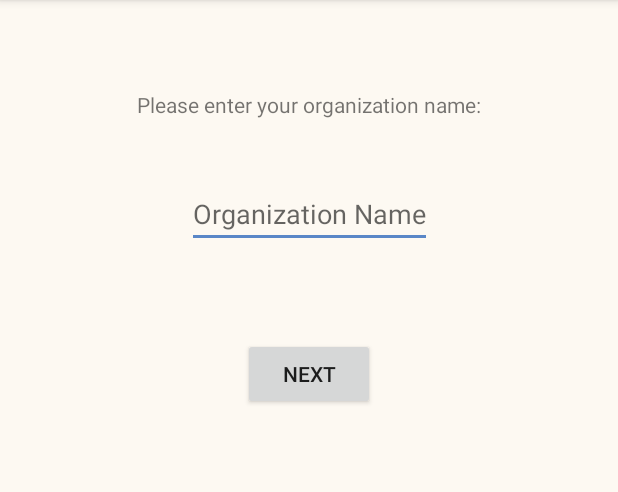
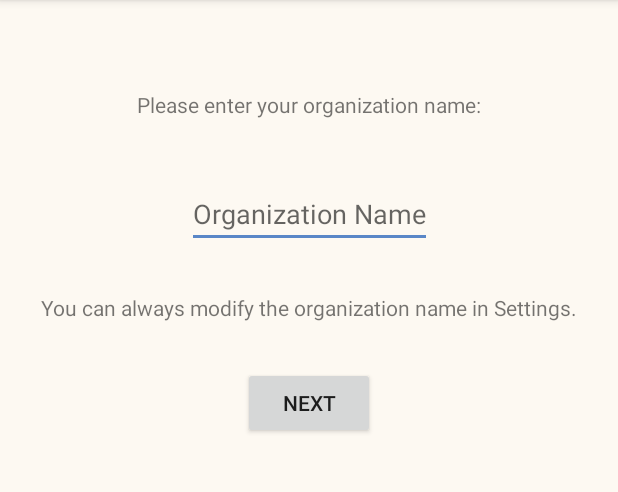
Before and after one commit to prashantnavare/Hospital-Inventory-Manager, an Android app: the screen it shows after launch (OrgNameActivity), on a phone screen of 412 x 824 dp, the part 84-576 px from its top. Run offline under Robolectric (Android 15) with nearby library versions, the phone set to English and light mode, and no system bars; our stand-ins replace AdMob.

Commit message:
beautification effort 6

```diff
--- a/app/src/main/java/com/navare/prashant/hospitalinventory/MainActivity.java
+++ b/app/src/main/java/com/navare/prashant/hospitalinventory/MainActivity.java
@@ -78,6 +78,7 @@ public class MainActivity extends AppCompatActivity {
 
         if (HospitalInventoryApp.getOrgName().isEmpty()) {
             startActivity(new Intent(this, OrgNameActivity.class));
+            finish();
         }
 
         setTitle(HospitalInventoryApp.getOrgName() + " Inventory Manager");
@@ -247,10 +248,16 @@ public class MainActivity extends AppCompatActivity {
         setTitle(HospitalInventoryApp.getOrgName() + " Inventory Manager");
 
         initGridAdapater();
-        if (mAdView != null) {
-            mAdView.resume();
+
+        if (HospitalInventoryApp.isAppPurchased()) {
+            removeAdStuff();
         }
-        doAdsReload();
+        else {
+            if (mAdView != null) {
+                mAdView.resume();
+            }
+            doAdsReload();
+        }
     }
 
     // Called before the activity is destroyed
--- a/app/src/main/java/com/navare/prashant/hospitalinventory/OrgNameActivity.java
+++ b/app/src/main/java/com/navare/prashant/hospitalinventory/OrgNameActivity.java
@@ -1,13 +1,46 @@
 package com.navare.prashant.hospitalinventory;
 
+import android.content.Context;
+import android.content.Intent;
 import android.support.v7.app.AppCompatActivity;
 import android.os.Bundle;
+import android.view.View;
+import android.widget.Button;
+import android.widget.EditText;
+import android.widget.Toast;
+
+import com.google.android.gms.ads.AdView;
 
 public class OrgNameActivity extends AppCompatActivity {
+
+    private EditText    mOrgNameET;
+    private Button      mNextButton;
+    private Context     mContext;
 
     @Override
     protected void onCreate(Bundle savedInstanceState) {
         super.onCreate(savedInstanceState);
         setContentView(R.layout.activity_org_name);
+
+        mContext = this;
+
+        mOrgNameET = (EditText) findViewById(R.id.orgNameET);
+        mNextButton = (Button) findViewById(R.id.nextButton);
+        mNextButton.setOnClickListener(new View.OnClickListener() {
+            @Override
+            public void onClick(View v) {
+                String orgName = mOrgNameET.getText().toString();
+                if (orgName.isEmpty()) {
+                    Toast toast = Toast.makeText(mContext, "Please enter the organization name.", Toast.LENGTH_LONG);
+                    toast.show();
+                    return;
+                }
+
+                HospitalInventoryApp.setOrgName(orgName);
+                startActivity(new Intent(mContext, MainActivity.class));
+                finish();
+            }
+        });
+
     }
 }
--- a/app/src/main/res/layout/activity_org_name.xml
+++ b/app/src/main/res/layout/activity_org_name.xml
@@ -33,6 +33,17 @@
         android:layout_marginTop="120dp"
         />
 
+    <TextView
+        android:id="@+id/textView2"
+        android:layout_width="wrap_content"
+        android:layout_height="wrap_content"
+        android:text="You can always modify the organization name in Settings."
+        app:layout_constraintRight_toRightOf="parent"
+        app:layout_constraintLeft_toLeftOf="parent"
+        android:layout_marginTop="30dp"
+        app:layout_constraintTop_toBottomOf="@+id/orgNameET"
+        />
+
     <Button
         android:id="@+id/nextButton"
         android:layout_width="wrap_content"
@@ -40,7 +51,8 @@
         android:text="Next"
         app:layout_constraintRight_toRightOf="parent"
         app:layout_constraintLeft_toLeftOf="parent"
-        android:layout_marginTop="60dp"
-        app:layout_constraintTop_toBottomOf="@+id/orgNameET" />
+        android:layout_marginTop="30dp"
+        app:layout_constraintTop_toBottomOf="@+id/textView2"
+        />
 
 </android.support.constraint.ConstraintLayout>
```
